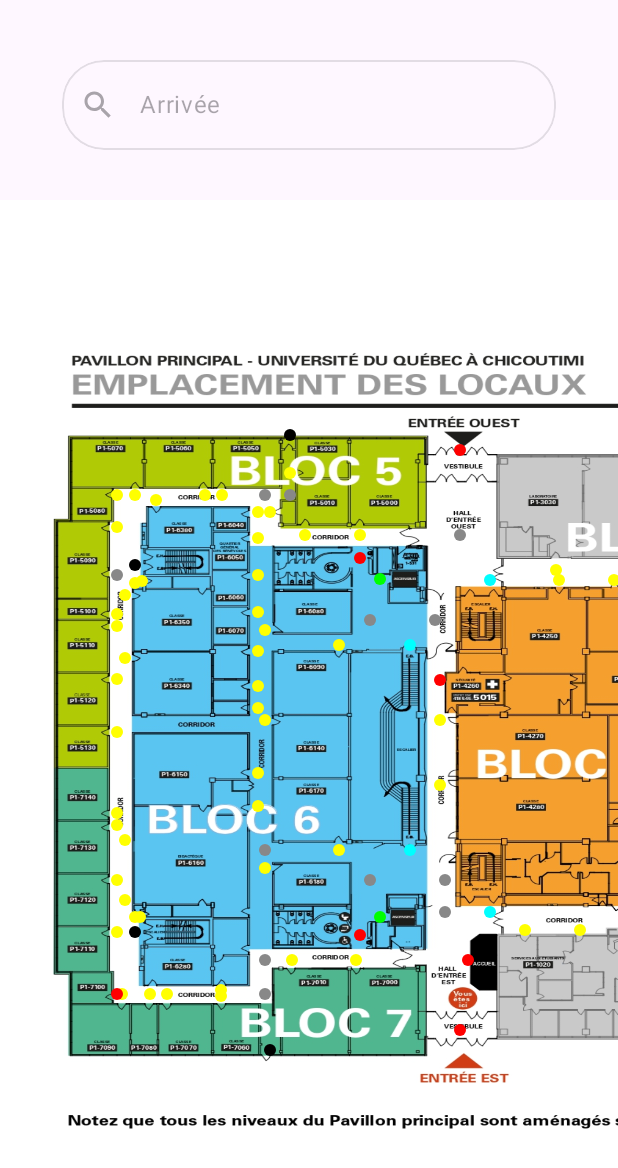
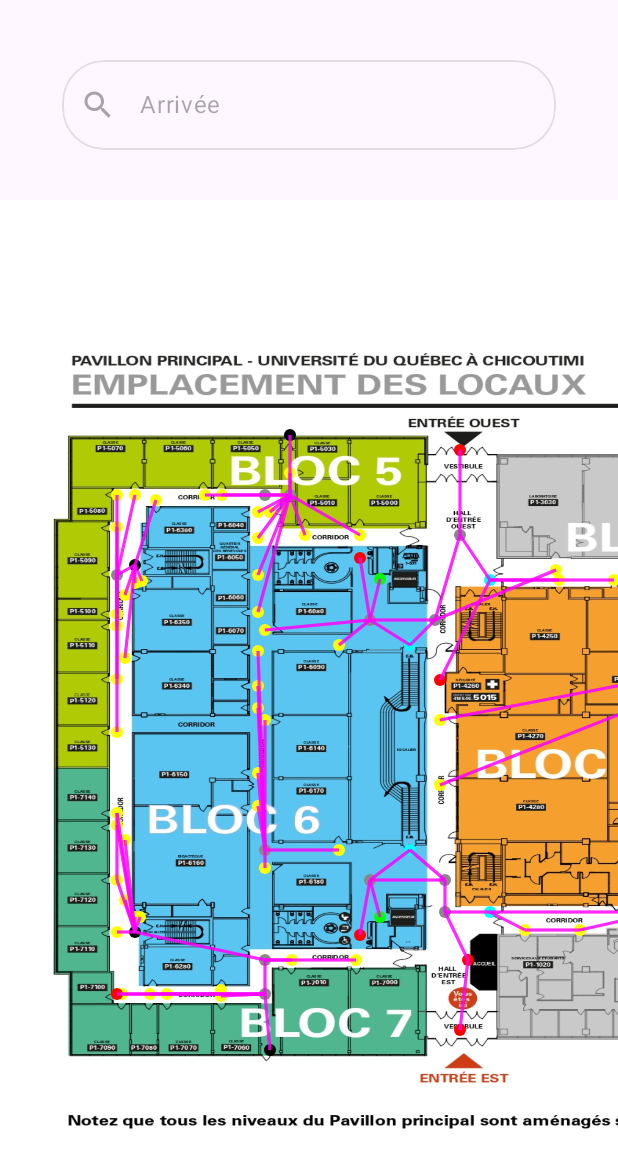
Before and after one commit to khbgbgk1/uqacces, an Android app built with Jetpack Compose: the @Preview function PreviewAccueilDebug, on a phone screen of 412 x 824 dp. Shown: the top 1168 px of the screen. Run offline under Robolectric (Android 15) with nearby library versions, the phone set to English and light mode, and no system bars.

```diff
--- a/app/src/main/java/com/example/uqacces/MapData.kt
+++ b/app/src/main/java/com/example/uqacces/MapData.kt
@@ -61,8 +61,8 @@ object UniversityMap {
             nodes = listOf(
                 // Entrances & POIs
                 MapNode("ENTREE_OUEST", "Hall d'entrée Ouest", Offset(460f, 250f)),
-                MapNode("ENTREE_NORDD_OUEST", "Entree residence", Offset(920f, 370f)),
-                MapNode("ENTREE_NORDD_EST", "Entree Rio Tinto", Offset(920f, 720f)),
+                MapNode("ENTREE_NORD_OUEST", "Entree residence", Offset(920f, 370f)),
+                MapNode("ENTREE_NORD_EST", "Entree Rio Tinto", Offset(920f, 720f)),
                 MapNode("ENTREE_EST", "Entrée Est", Offset(460f, 830f)),
                 MapNode("ACCEUIL", "ACCEUIL", Offset(468f, 760f)),
 
@@ -70,7 +70,7 @@ object UniversityMap {
                 MapNode("C_EST_Centre_Accueil", "Corridor", Offset(445f, 712f),type = "Corridor"),
                 MapNode("C_EST_Centre_Escalier", "Corridor", Offset(445f, 680f),type = "Corridor"),
                 MapNode("C_OUEST_Centre_Escalier", "Corridor", Offset(435f, 420f),type = "Corridor"),
-                MapNode("C_OUEST_Centre_Escalier", "Corridor", Offset(460f, 335f),type = "Corridor"),
+                MapNode("C_OUEST_Centre-Entree", "Corridor", Offset(460f, 335f),type = "Corridor"),
 
                 MapNode("C_OUEST_1060", "Corridor", Offset(762f, 720f),type = "Corridor"),
                 MapNode("C_OUEST_1080", "Corridor", Offset(840f, 720f),type = "Corridor"),
@@ -82,7 +82,7 @@ object UniversityMap {
                 MapNode("C_EST_4180", "Corridor", Offset(762f, 458f),type = "Corridor"),
 
                 MapNode("C_OUEST_5050", "Corridor", Offset(290f, 295f),type = "Corridor"),
-                MapNode("C_OUEST_5050", "Corridor", Offset(265f, 295f),type = "Corridor"),
+                MapNode("C_OUEST_5060", "Corridor", Offset(265f, 295f),type = "Corridor"),
                 MapNode("C_OUEST_5090", "Corridor", Offset(117f, 375f),type = "Corridor"),
 
                 MapNode("C_EST_6_Toilette", "Corridor", Offset(370f, 680f),type = "Corridor"),
@@ -232,11 +232,214 @@ object UniversityMap {
                 Professor("Claire Durand", "P1_2030"),
                 Professor("David Gagnon", "P1_7120")
             ),
+
+
+
             edges = listOf(
+                //MapEdge("P1_7120", "P1_7130",5f),MapEdge("P1_7130", "P1_7120",5f),
+                //MapEdge("P1_7130", "P1_7140",2f),MapEdge("P1_7140", "P1_7130",2f),
+
+                // Main Corridor Nodes (East-West & North-South spine)
+                MapEdge("ENTREE_OUEST", "C_OUEST_Centre-Entree", 4f),
+                MapEdge("C_OUEST_Centre-Entree", "ENTREE_OUEST", 4f),
+
+                MapEdge("ENTREE_EST", "ACCEUIL", 1f),
+                MapEdge("ACCEUIL", "ENTREE_EST", 1f),
+
+                MapEdge("ACCEUIL", "C_EST_Centre_Accueil", 1f),
+                MapEdge("C_EST_Centre_Accueil", "ACCEUIL", 1f),
+
+                MapEdge("C_EST_Centre_Accueil", "C_EST_Centre_Escalier", 1f),
+                MapEdge("C_EST_Centre_Escalier", "C_EST_Centre_Accueil", 1f),
+
+                MapEdge("C_EST_Centre_Accueil", "Escalier_p1_4_EST", 1f),
+                MapEdge("Escalier_p1_4_EST", "C_EST_Centre_Accueil", 1f),
+
+                MapEdge("C_OUEST_Centre-Entree", "Escalier_p1_4_OUEST", 1f),
+                MapEdge("Escalier_p1_4_OUEST", "C_OUEST_Centre-Entree", 1f),
+
+                MapEdge("C_OUEST_Centre_Escalier", "C_OUEST_Centre-Entree", 1f),
+                MapEdge("C_OUEST_Centre-Entree", "C_OUEST_Centre_Escalier", 1f),
+
+                MapEdge("C_OUEST_Centre_Escalier", "Escalier_p1_6_OUEST", 1f),
+                MapEdge("Escalier_p1_6_OUEST", "C_OUEST_Centre_Escalier", 1f),
+
+                MapEdge("C_EST_Centre_Escalier", "Escalier_p1_6_EST", 1f),
+                MapEdge("Escalier_p1_6_EST", "C_EST_Centre_Escalier", 1f),
+
+                MapEdge("C_OUEST_1060", "C_OUEST_1080", 1f),
+                MapEdge("C_OUEST_1080", "C_OUEST_1060", 1f),
+
+                MapEdge("ENTREE_NORD_EST", "C_OUEST_1080", 1f),
+                MapEdge("C_OUEST_1080", "ENTREE_NORD_EST", 1f),
+
+                MapEdge("ENTREE_NORD_OUEST", "P1_3005", 1f),
+                MapEdge("P1_3005", "ENTREE_NORD_OUEST", 1f),
+
+                MapEdge("C_OUEST_Centre_Escalier", "C_OUEST_6_Toilette", 1f),
+                MapEdge("C_OUEST_6_Toilette", "C_OUEST_Centre_Escalier", 1f),
+
+                MapEdge("C_OUEST_6_Toilette", "Ascenseur_p1_6_OUEST", 1f),
+                MapEdge("Ascenseur_p1_6_OUEST", "C_OUEST_6_Toilette", 1f),
+
+                MapEdge("C_OUEST_6_Toilette", "Escalier_p1_6_OUEST", 1f),
+                MapEdge("Escalier_p1_6_OUEST", "C_OUEST_6_Toilette", 1f),
+
+                MapEdge("C_EST_Centre_Escalier", "C_EST_6_Toilette", 1f),
+                MapEdge("C_EST_6_Toilette", "C_EST_Centre_Escalier", 1f),
+
+                MapEdge("C_EST_6_Toilette", "Ascenseur_p1_6_EST", 1f),
+                MapEdge("Ascenseur_p1_6_EST", "C_EST_6_Toilette", 1f),
+
+                MapEdge("C_EST_6_Toilette", "Escalier_p1_6_EST", 1f),
+                MapEdge("Escalier_p1_6_EST", "C_EST_6_Toilette", 1f),
+
+                MapEdge("C_OUEST_7010", "C_OUEST_7050", 1f),
+                MapEdge("C_OUEST_7050", "C_OUEST_7010", 1f),
+
+                MapEdge("C_OUEST_7060", "C_OUEST_7050", 1f),
+                MapEdge("C_OUEST_7050", "C_OUEST_7060", 1f),
+
+
+                // Couloir Nord-Est
+                MapEdge("P1_1020", "Escalier_p1_4_EST", 1f), MapEdge("Escalier_p1_4_EST", "P1_1020", 1f),
+                MapEdge("P1_4020", "Escalier_p1_4_EST", 1f), MapEdge("Escalier_p1_4_EST", "P1_4020", 1f),
+                MapEdge("P1_1020", "P1_1040", 1f), MapEdge("P1_1040", "P1_1020", 1f),
+                MapEdge("P1_1040", "P1_1045", 1f), MapEdge("P1_1045", "P1_1040", 1f),
+                MapEdge("P1_1045", "P1_4020", 1f), MapEdge("P1_4020", "P1_1045", 1f),
+                MapEdge("P1_1045", "P1_1050", 1f), MapEdge("P1_1050", "P1_1045", 1f),
+                MapEdge("P1_1050", "C_OUEST_1060", 1f), MapEdge("C_OUEST_1060", "P1_1050", 1f),
+                MapEdge("P1_1050", "P1_4030", 1f), MapEdge("P1_4030", "P1_1050", 1f),
+                MapEdge("P1_1050", "P1_4035", 1f), MapEdge("P1_4035", "P1_1050", 1f),
+                MapEdge("P1_4030", "P1_4020", 1f), MapEdge("P1_4020", "P1_4030", 1f),
+                MapEdge("P1_4030", "P1_4035", 1f), MapEdge("P1_4035", "P1_4030", 1f),
+                MapEdge("C_OUEST_1060", "P1_4035", 1f), MapEdge("P1_4035", "C_OUEST_1060", 1f),
+                MapEdge("P1_1080", "C_OUEST_1080", 1f), MapEdge("C_OUEST_1080", "P1_1080", 1f),
+                MapEdge("P1_2000", "C_OUEST_1080", 1f), MapEdge("C_OUEST_1080", "P1_2000", 1f),
+
+
+// BLOC 2
+                MapEdge("P1_2010", "C_OUEST_4080", 1f), MapEdge("C_OUEST_4080", "P1_2010", 1f),
+                MapEdge("P1_2020", "C_OUEST_4080", 1f), MapEdge("C_OUEST_4080", "P1_2020", 1f),
+                MapEdge("P1_2030", "C_OUEST_4080", 1f), MapEdge("C_OUEST_4080", "P1_2030", 1f),
+                MapEdge("P1_2060", "C_OUEST_4080", 1f), MapEdge("C_OUEST_4080", "P1_2060", 1f), // Toilette Homme
+                MapEdge("P1_2070", "C_OUEST_4080", 1f), MapEdge("C_OUEST_4080", "P1_2070", 1f), // Toilette Femme
+                MapEdge("P1_2080", "C_EST_4180", 1f), MapEdge("C_EST_4180", "P1_2080", 1f),
+                MapEdge("P1_2090", "C_EST_4180", 1f), MapEdge("C_EST_4180", "P1_2090", 1f),
+                MapEdge("P1_2110", "C_OUEST_3010", 1f), MapEdge("C_OUEST_3010", "P1_2110", 1f),
+
+// BLOC 3
+                MapEdge("P1_3005", "C_OUEST_3010", 1f), MapEdge("C_OUEST_3010", "P1_3005", 1f),
+                MapEdge("P1_3010", "C_OUEST_3010", 1f), MapEdge("C_OUEST_3010", "P1_3010", 1f),
+                MapEdge("P1_3030", "C_OUEST_Centre_Escalier", 1f), MapEdge("C_OUEST_Centre_Escalier", "P1_3030", 1f),
+
+// BLOC 4
+                MapEdge("P1_4040", "Ascenseur_p1_4", 1f), MapEdge("Ascenseur_p1_4", "P1_4040", 1f),
+                MapEdge("P1_4050", "Ascenseur_p1_4", 1f), MapEdge("Ascenseur_p1_4", "P1_4050", 1f),
+                MapEdge("P1_4060", "Ascenseur_p1_4", 1f), MapEdge("Ascenseur_p1_4", "P1_4060", 1f),
+                MapEdge("P1_4070", "C_OUEST_4080", 1f), MapEdge("C_OUEST_4080", "P1_4070", 1f),
+                MapEdge("P1_4071", "C_OUEST_4080", 1f), MapEdge("C_OUEST_4080", "P1_4071", 1f),
+                MapEdge("P1_4072", "C_OUEST_4080", 1f), MapEdge("C_OUEST_4080", "P1_4072", 1f),
+                MapEdge("P1_4073", "C_OUEST_4080", 1f), MapEdge("C_OUEST_4080", "P1_4073", 1f),
+                MapEdge("P1_4075", "C_OUEST_4080", 1f), MapEdge("C_OUEST_4080", "P1_4075", 1f), // Bob Martin
+                MapEdge("P1_4080", "C_OUEST_4080", 1f), MapEdge("C_OUEST_4080", "P1_4080", 1f),
+                MapEdge("P1_4090", "C_EST_4120", 1f), MapEdge("C_EST_4120", "P1_4090", 1f),
+                MapEdge("P1_4110", "C_EST_4120", 1f), MapEdge("C_EST_4120", "P1_4110", 1f),
+                MapEdge("P1_4112", "C_EST_4120", 1f), MapEdge("C_EST_4120", "P1_4112", 1f),
+                MapEdge("P1_4115", "C_EST_4120", 1f), MapEdge("C_EST_4120", "P1_4115", 1f),
+                MapEdge("P1_4120", "C_EST_4120", 1f), MapEdge("C_EST_4120", "P1_4120", 1f),
+                MapEdge("P1_4130", "C_EST_4180", 1f), MapEdge("C_EST_4180", "P1_4130", 1f),
+                MapEdge("P1_4140", "C_EST_4180", 1f), MapEdge("C_EST_4180", "P1_4140", 1f),
+                MapEdge("P1_4150", "C_EST_4180", 1f), MapEdge("C_EST_4180", "P1_4150", 1f),
+                MapEdge("P1_4160", "C_EST_4180", 1f), MapEdge("C_EST_4180", "P1_4160", 1f),
+                MapEdge("P1_4165", "C_EST_4180", 1f), MapEdge("C_EST_4180", "P1_4165", 1f),
+                MapEdge("P1_4170", "C_EST_4180", 1f), MapEdge("C_EST_4180", "P1_4170", 1f),
+                MapEdge("P1_4180", "C_EST_4180", 1f), MapEdge("C_EST_4180", "P1_4180", 1f),
+                MapEdge("P1_4190", "C_OUEST_3010", 1f), MapEdge("C_OUEST_3010", "P1_4190", 1f),
+                MapEdge("P1_4200", "C_OUEST_3010", 1f), MapEdge("C_OUEST_3010", "P1_4200", 1f),
+                MapEdge("P1_4205", "C_OUEST_3010", 1f), MapEdge("C_OUEST_3010", "P1_4205", 1f),
+                MapEdge("P1_4210", "C_OUEST_3010", 1f), MapEdge("C_OUEST_3010", "P1_4210", 1f),
+                MapEdge("P1_4220", "C_OUEST_3010", 1f), MapEdge("C_OUEST_3010", "P1_4220", 1f),
+                MapEdge("P1_4230", "C_OUEST_3010", 1f), MapEdge("C_OUEST_3010", "P1_4230", 1f),
+                MapEdge("P1_4240", "Escalier_p1_4_OUEST", 1f), MapEdge("Escalier_p1_4_OUEST", "P1_4240", 1f),
+                MapEdge("P1_4250", "Escalier_p1_4_OUEST", 1f), MapEdge("Escalier_p1_4_OUEST", "P1_4250", 1f),
+                MapEdge("P1_4260", "Escalier_p1_4_OUEST", 1f), MapEdge("Escalier_p1_4_OUEST", "P1_4260", 1f), // Local sécurité
+                MapEdge("P1_4270", "C_EST_4180", 1f), MapEdge("C_EST_4180", "P1_4270", 1f),
+                MapEdge("P1_4280", "C_EST_4180", 1f), MapEdge("C_EST_4180", "P1_4280", 1f),
+
+// BLOC 5
+                MapEdge("P1_5000", "C_OUEST_5050", 1f), MapEdge("C_OUEST_5050", "P1_5000", 1f),
+                MapEdge("P1_5010", "C_OUEST_5050", 1f), MapEdge("C_OUEST_5050", "P1_5010", 1f),
+                MapEdge("P1_5020", "C_OUEST_5050", 1f), MapEdge("C_OUEST_5050", "P1_5020", 1f),
+                MapEdge("P1_5030", "C_OUEST_5050", 1f), MapEdge("C_OUEST_5050", "P1_5030", 1f),
+                MapEdge("P1_5040", "C_OUEST_5050", 1f), MapEdge("C_OUEST_5050", "P1_5040", 1f), // Sortie de secours OUEST
+                MapEdge("P1_5050", "C_OUEST_5050", 1f), MapEdge("C_OUEST_5050", "P1_5050", 1f),
+                MapEdge("P1_5060", "C_OUEST_5050", 1f), MapEdge("C_OUEST_5050", "P1_5060", 1f),
+                MapEdge("P1_5070", "C_OUEST_5090", 1f), MapEdge("C_OUEST_5090", "P1_5070", 1f),
+                MapEdge("P1_5080", "C_OUEST_5090", 1f), MapEdge("C_OUEST_5090", "P1_5080", 1f),
+                MapEdge("P1_5090", "C_OUEST_5090", 1f), MapEdge("C_OUEST_5090", "P1_5090", 1f),
+                MapEdge("P1_5100", "C_OUEST_5090", 1f), MapEdge("C_OUEST_5090", "P1_5100", 1f),
+                MapEdge("P1_5110", "C_OUEST_5090", 1f), MapEdge("C_OUEST_5090", "P1_5110", 1f),
+                MapEdge("P1_5120", "C_OUEST_5090", 1f), MapEdge("C_OUEST_5090", "P1_5120", 1f),
+                MapEdge("P1_5130", "C_OUEST_5090", 1f), MapEdge("C_OUEST_5090", "P1_5130", 1f),
+
+// BLOC 6 (Côté OUEST du couloir)
+                MapEdge("Toillette_P1_6_OUEST", "C_OUEST_6_Toilette", 1f), MapEdge("C_OUEST_6_Toilette", "Toillette_P1_6_OUEST", 1f),
+                MapEdge("P1_6040", "C_OUEST_5050", 1f), MapEdge("C_OUEST_5050", "P1_6040", 1f),
+                MapEdge("P1_6050", "C_OUEST_5050", 1f), MapEdge("C_OUEST_5050", "P1_6050", 1f),
+                MapEdge("P1_6060", "C_OUEST_5050", 1f), MapEdge("C_OUEST_5050", "P1_6060", 1f),
+                MapEdge("P1_6070", "C_OUEST_5050", 1f), MapEdge("C_OUEST_5050", "P1_6070", 1f),
+                MapEdge("P1_6080", "C_OUEST_6_Toilette", 1f), MapEdge("C_OUEST_6_Toilette", "P1_6080", 1f), // Alice Leroi
+                MapEdge("P1_6090", "C_OUEST_6_Toilette", 1f), MapEdge("C_OUEST_6_Toilette", "P1_6090", 1f),
+                MapEdge("P1_6120", "C_OUEST_6180", 1f), MapEdge("C_OUEST_6180", "P1_6120", 1f),
+                MapEdge("P1_6130", "C_OUEST_6180", 1f), MapEdge("C_OUEST_6180", "P1_6130", 1f),
+                MapEdge("P1_6135", "C_OUEST_6180", 1f), MapEdge("C_OUEST_6180", "P1_6135", 1f),
+                MapEdge("P1_6140", "C_OUEST_6180", 1f), MapEdge("C_OUEST_6180", "P1_6140", 1f),
+                MapEdge("P1_6150", "C_OUEST_6180", 1f), MapEdge("C_OUEST_6180", "P1_6150", 1f),
+                MapEdge("P1_6160", "C_OUEST_6180", 1f), MapEdge("C_OUEST_6180", "P1_6160", 1f),
+                MapEdge("P1_6170", "C_OUEST_6180", 1f), MapEdge("C_OUEST_6180", "P1_6170", 1f),
+                MapEdge("P1_6180", "C_OUEST_6180", 1f), MapEdge("C_OUEST_6180", "P1_6180", 1f),
+
+// BLOC 6 (Côté EST du couloir)
+                MapEdge("Toillette_P1_6_EST", "C_EST_6_Toilette", 1f), MapEdge("C_EST_6_Toilette", "Toillette_P1_6_EST", 1f),
+                MapEdge("P1_6380", "Escalier_Secours_p1_6_OUEST", 1f), MapEdge("Escalier_Secours_p1_6_OUEST", "P1_6380", 1f),
+                MapEdge("P1_6370", "Escalier_Secours_p1_6_OUEST", 1f), MapEdge("Escalier_Secours_p1_6_OUEST", "P1_6370", 1f),
+                MapEdge("P1_6360", "Escalier_Secours_p1_6_OUEST", 1f), MapEdge("Escalier_Secours_p1_6_OUEST", "P1_6360", 1f),
+                MapEdge("P1_6350", "Escalier_Secours_p1_6_OUEST", 1f), MapEdge("Escalier_Secours_p1_6_OUEST", "P1_6350", 1f),
+                MapEdge("P1_6340", "Escalier_Secours_p1_6_OUEST", 1f), MapEdge("Escalier_Secours_p1_6_OUEST", "P1_6340", 1f),
+                MapEdge("P1_6330", "Escalier_Secours_p1_6_EST", 1f), MapEdge("Escalier_Secours_p1_6_EST", "P1_6330", 1f),
+                MapEdge("P1_6320", "Escalier_Secours_p1_6_EST", 1f), MapEdge("Escalier_Secours_p1_6_EST", "P1_6320", 1f),
+                MapEdge("P1_6310", "Escalier_Secours_p1_6_EST", 1f), MapEdge("Escalier_Secours_p1_6_EST", "P1_6310", 1f),
+                MapEdge("P1_6290", "Escalier_Secours_p1_6_EST", 1f), MapEdge("Escalier_Secours_p1_6_EST", "P1_6290", 1f),
+
+// BLOC 7
+                MapEdge("P1_7000", "C_OUEST_7010", 1f), MapEdge("C_OUEST_7010", "P1_7000", 1f),
+                MapEdge("P1_7010", "C_OUEST_7010", 1f), MapEdge("C_OUEST_7010", "P1_7010", 1f),
+                MapEdge("P1_7050", "C_OUEST_7050", 1f), MapEdge("C_OUEST_7050", "P1_7050", 1f), // Sortie de secours EST
+                MapEdge("P1_7060", "C_OUEST_7050", 1f), MapEdge("C_OUEST_7050", "P1_7060", 1f),
+                MapEdge("P1_7070", "C_OUEST_7050", 1f), MapEdge("C_OUEST_7050", "P1_7070", 1f),
+                MapEdge("P1_7080", "C_OUEST_7050", 1f), MapEdge("C_OUEST_7050", "P1_7080", 1f),
+                MapEdge("P1_7090", "C_OUEST_7050", 1f), MapEdge("C_OUEST_7050", "P1_7090", 1f),
+                MapEdge("P1_7100", "C_OUEST_7050", 1f), MapEdge("C_OUEST_7050", "P1_7100", 1f),
+                MapEdge("P1_7110", "Escalier_Secours_p1_6_EST", 1f), MapEdge("Escalier_Secours_p1_6_EST", "P1_7110", 1f),
+                MapEdge("P1_7120", "Escalier_Secours_p1_6_EST", 1f), MapEdge("Escalier_Secours_p1_6_EST", "P1_7120", 1f), // David Gagnon
+                MapEdge("P1_7130", "Escalier_Secours_p1_6_EST", 1f), MapEdge("Escalier_Secours_p1_6_EST", "P1_7130", 1f),
+                MapEdge("P1_7140", "Escalier_Secours_p1_6_EST", 1f), MapEdge("Escalier_Secours_p1_6_EST", "P1_7140", 1f),
+
+// Escalier Secours vers Couloir Central (pour permettre le chemin vers les escaliers/ascenseurs principaux)
+                MapEdge("Escalier_Secours_p1_6_OUEST", "C_OUEST_5090", 1f), MapEdge("C_OUEST_5090", "Escalier_Secours_p1_6_OUEST", 1f),
+                MapEdge("Escalier_Secours_p1_6_EST", "C_OUEST_7010", 1f), MapEdge("C_OUEST_7010", "Escalier_Secours_p1_6_EST", 1f),
+
+// Les arêtes bidirectionnelles fournies dans l'exemple de l'utilisateur
                 MapEdge("P1_7120", "P1_7130",5f),MapEdge("P1_7130", "P1_7120",5f),
                 MapEdge("P1_7130", "P1_7140",2f),MapEdge("P1_7140", "P1_7130",2f),
 
             ),
+
+
+
+
+
             walls = listOf(),
             poi = listOf(),
         )
--- a/app/src/main/java/com/example/uqacces/MapView.kt
+++ b/app/src/main/java/com/example/uqacces/MapView.kt
@@ -58,15 +58,6 @@ fun MapView(
             with(backgroundPainter) {
                draw(size = imageSize) // Dessine l'image en utilisant les dimensions définies dans MapBackground
             }
-            // Draw walls
-//            mapData.walls.forEach { wall ->
-//                drawLine(
-//                    color = Color.Black,
-//                    start = wall.start,
-//                    end = wall.end,
-//                    strokeWidth = 2f
-//                )
-//            }
 
             // Draw nodes
             if (debugNodes) {
@@ -127,6 +118,22 @@ fun MapView(
                         )
                     }
                 }
+                //Draw edges
+                mapData.edges.forEach { edge ->
+                    val startNode = nodesById[edge.startNodeId]
+                    val endNode = nodesById[edge.endNodeId]
+
+                    // Dessine l'arête si les deux nœuds existent
+                    if (startNode != null && endNode != null) {
+                        drawLine(
+                            color = Color.Magenta.copy(alpha = 0.6f), // Couleur subtile pour l'infrastructure
+                            start = startNode.position,
+                            end = endNode.position,
+                            strokeWidth = 3f // Épaisseur de ligne
+                        )
+                    }
+                }
+
             }
 
             // Draw path
```
